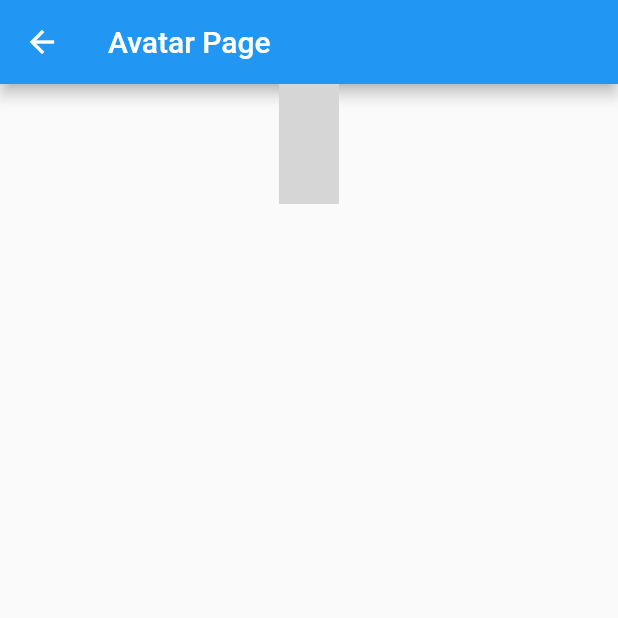
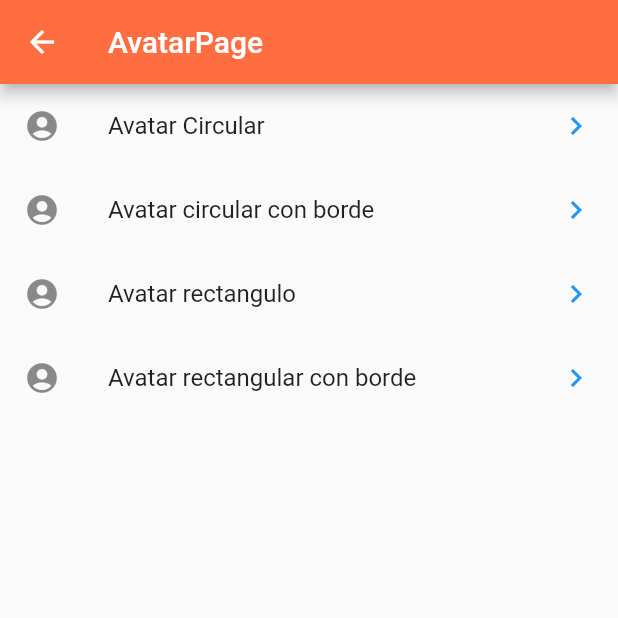
Before and after one commit to lmoreloss/FlutterJson, a Flutter app: the AvatarPage screen opened directly, on a phone screen of 412 x 824 dp, the top half of it. Run offline on Flutter 3.47's test engine with Material 2 defaults, Android fonts, the phone set to English and light mode, and no system bars; missing offline and left inert: avatar_view; grey boxes are pictures that could not be loaded.

Commit message:
Añadidos avatars y cards

```diff
--- a/lib/main.dart
+++ b/lib/main.dart
@@ -1,5 +1,5 @@
 import 'package:flutter/material.dart';
-import 'package:flutter_application_widgets/pages/home_temp.dart';
+import 'pages/home_temp.dart';
 
 void main() => runApp(MyApp());
 
--- a/lib/pages/avatar_page.dart
+++ b/lib/pages/avatar_page.dart
@@ -1,69 +1,81 @@
 import 'package:flutter/material.dart';
+import '../avatars/circular.dart';
+import '../avatars/circular_borde.dart';
+import '../avatars/rectangulo.dart';
+import '../avatars/rectangulo_borde.dart';
+
 class AvatarPage extends StatelessWidget {
-  const AvatarPage({Key key}) : super(key: key);
-
   @override
   Widget build(BuildContext context) {
     return Scaffold(
       appBar: AppBar(
-        title: Text('Avatar Page'),
+        title: Text('AvatarPage'),
+        backgroundColor: Colors.deepOrangeAccent,
       ),
-      body: ListView(
-        children: <Widget>[
-
-          GestureDetector(
+      body: (ListView(
+        children: [
+          Container(
+            child: ListTile(
+              title: Text('Avatar Circular'),
+              leading: Icon(Icons.account_circle),
+              trailing: Icon(
+                Icons.keyboard_arrow_right_sharp,
+                color: Colors.blue,
+              ),
               onTap: () {
-              showDialog(context: context, builder: (BuildContext context)=>_buildPopUpDialog(context, NetworkImage('https://cdn.icon-icons.com/icons2/195/PNG/256/YouTube_23392.png')));
+                final route =
+                    MaterialPageRoute(builder: (context) => CircularAvatar());
+                    Navigator.push(context, route);
               },
-            child: CircleAvatar(
-              child: CircleAvatar(
-                backgroundImage: NetworkImage('https://cdn.icon-icons.com/icons2/195/PNG/256/YouTube_23392.png'),
-              )
-            )
             ),
-
-          GestureDetector(
+          ),
+          Container(
+            child: ListTile(
+              title: Text('Avatar circular con borde'),
+              leading: Icon(Icons.account_circle),
+              trailing: Icon(
+                Icons.keyboard_arrow_right_sharp,
+                color: Colors.blue,
+              ),
               onTap: () {
-              showDialog(context: context, builder: (BuildContext context)=>_buildPopUpDialog(context, NetworkImage('https://upload.wikimedia.org/wikipedia/commons/thumb/d/d3/Wikipedia_article_icon_BLACK.svg/1200px-Wikipedia_article_icon_BLACK.svg.png')));
+                final route =
+                    MaterialPageRoute(builder: (context) => CircularAvatarBorde());
+                    Navigator.push(context, route);
               },
-            child: CircleAvatar(
-              child: CircleAvatar(
-                backgroundImage: NetworkImage('https://upload.wikimedia.org/wikipedia/commons/thumb/d/d3/Wikipedia_article_icon_BLACK.svg/1200px-Wikipedia_article_icon_BLACK.svg.png'),
-              )
-            )
             ),
-
-
-
-        ],
           ),
-    );
-  }
-
-  Widget _buildPopUpDialog(BuildContext context, NetworkImage icono) { //se crea un widget de nombre _buuildPopUpDialog con los parametros BuildContext y String
-    return new AlertDialog( //se regresa un nuevo dialogo de alerta
-      title: const Text('Me diste click'),
-      content: new Column(
-        mainAxisSize: MainAxisSize.min,
-        crossAxisAlignment: CrossAxisAlignment.center,
-        children: <Widget>[
-          CircleAvatar(
-              child: CircleAvatar(
-                backgroundImage: icono,
-                radius: 500.0,
-              )
-            )
-        ],
+          Container(
+            child: ListTile(
+              title: Text('Avatar rectangulo'),
+              leading: Icon(Icons.account_circle),
+              trailing: Icon(
+                Icons.keyboard_arrow_right_sharp,
+                color: Colors.blue,
               ),
-      actions: <Widget>[
-        new FlatButton( //se crea un flatbutton
-          onPressed: () { //cuando se presiona
-            Navigator.of(context).pop(); //revienta el mensaje
+              onTap: () {
+                final route =
+                    MaterialPageRoute(builder: (context) => RectangularAvatar());
+                    Navigator.push(context, route);
               },
-          textColor: Theme.of(context).primaryColor,
-          child: const Text('Cerrar'),
+            ),
+          ),
+          Container(
+            child: ListTile(
+              title: Text('Avatar rectangular con borde'),
+              leading: Icon(Icons.account_circle),
+              trailing: Icon(
+                Icons.keyboard_arrow_right_sharp,
+                color: Colors.blue,
+              ),
+              onTap: () {
+                final route =
+                    MaterialPageRoute(builder: (context) => RectangularAvatarBorde());
+                    Navigator.push(context, route);
+              },
+            ),
           ),
         ],
+      )),
     );
   }
 }
--- a/pubspec.yaml
+++ b/pubspec.yaml
@@ -1,4 +1,4 @@
-name: flutter_application_widgets
+name: widgets
 description: A new Flutter project.
 
 # The following line prevents the package from being accidentally published to
@@ -28,6 +28,7 @@ dependencies:
   # The following adds the Cupertino Icons font to your application.
   # Use with the CupertinoIcons class for iOS style icons.
   cupertino_icons: ^1.0.2
+  avatar_view: ^1.0.0+4
 
 dev_dependencies:
   flutter_test:
@@ -46,7 +47,7 @@ flutter:
 
   # To add assets to your application, add an assets section, like this:
   assets:
-     - data/menu_opts.json
+   - data/menu_opts.json
   #   - images/a_dot_ham.jpeg
 
   # An image asset can refer to one or more resolution-specific "variants", see
```
Also changed, not shown: lib/avatars/circular.dart (added, +37 -0 lines), lib/avatars/circular_borde.dart (added, +38 -0 lines), lib/avatars/rectangulo.dart (added, +37 -0 lines), lib/avatars/rectangulo_borde.dart (added, +38 -0 lines), lib/pages/card_page.dart (+63 -0 lines), pubspec.lock. Lines whose indentation alone changed are shown as unchanged.
